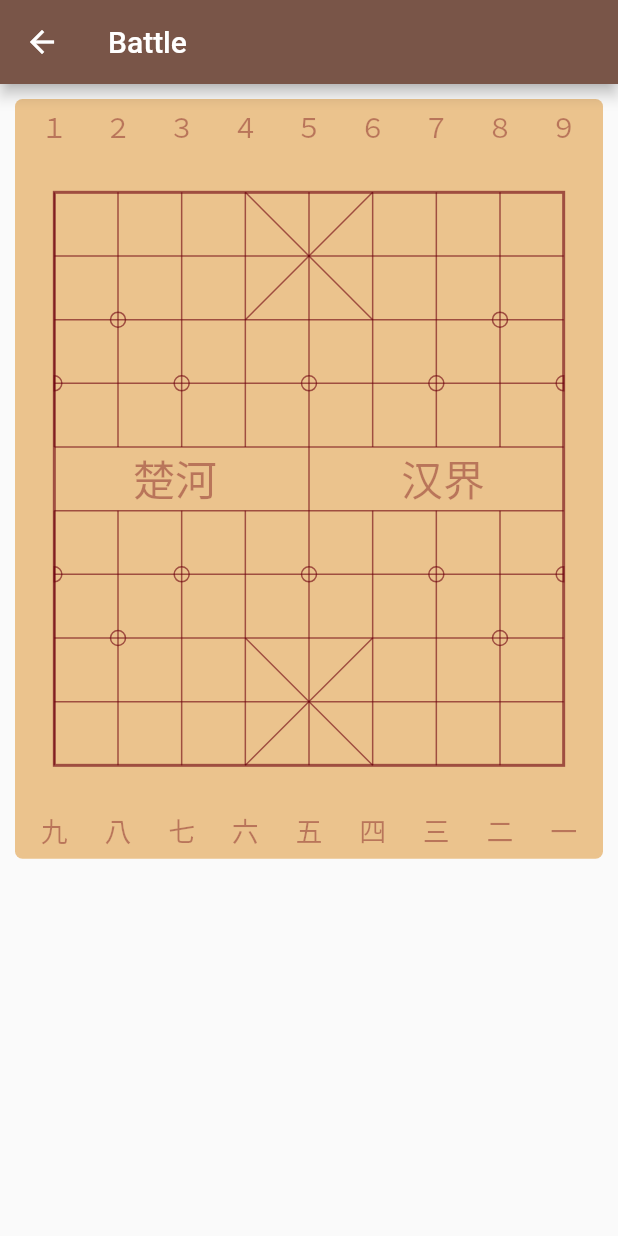
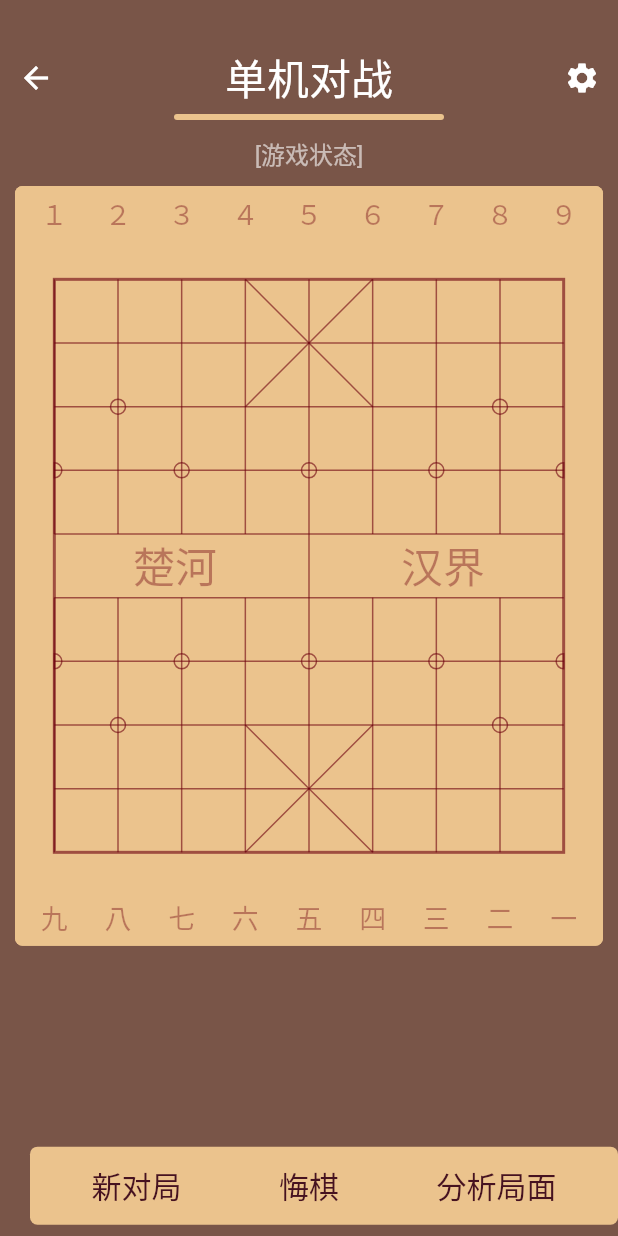
Before and after one commit to YoungPeak/chessboard, a Flutter app: the BattlePage screen opened directly, on a phone screen of 412 x 824 dp. Run offline on Flutter 3.47's test engine with Material 2 defaults, Android fonts, the phone set to English and light mode, and no system bars; Roboto replaces fonts that are missing (QiTi); statements that could not run were skipped.

Commit message:
feat: 丰富对战界面UI

```diff
--- a/lib/routes/battle-page.dart
+++ b/lib/routes/battle-page.dart
@@ -1,7 +1,9 @@
 import 'package:chessboard/cchess/cc-base.dart';
+import 'package:chessboard/common/color-consts.dart';
 import 'package:chessboard/game/battle.dart';
 import 'package:flutter/material.dart';
 import '../board/board-widget.dart';
+import '../main.dart';
 
 class BattlePage extends StatefulWidget {
 
@@ -15,6 +17,91 @@ class BattlePage extends StatefulWidget {
 }
 
 class _BattlePageState extends State<BattlePage> {
+
+  Widget createPageHeader() {
+    final titleStyle = TextStyle(fontSize: 28, color: ColorConsts.DarkTextPrimary);
+    final subTitleStyle = TextStyle(fontSize: 16, color: ColorConsts.DarkTextSecondary);
+
+    return Container(
+      margin: EdgeInsets.only(top: ChessRoadApp.StatusBarHeight),
+      child: Column(
+        children: <Widget>[
+          Row(
+            children: <Widget>[
+              IconButton(
+                icon: Icon(Icons.arrow_back, color: ColorConsts.DarkTextPrimary),
+                onPressed: (){},
+              ),
+              Expanded(child: SizedBox()),
+              Text('单机对战', style: titleStyle),
+              Expanded(child: SizedBox()),
+              IconButton(
+                icon: Icon(Icons.settings, color: ColorConsts.DarkTextPrimary),
+                onPressed: (){},
+              )
+            ],
+          ),
+          Container(
+            height: 4,
+            width: 180,
+            margin: EdgeInsets.only(bottom: 10),
+            decoration: BoxDecoration(
+              color: ColorConsts.BoardBackground,
+              borderRadius: BorderRadius.circular(2)
+            ),
+          ),
+          Container(
+            padding: EdgeInsets.symmetric(horizontal: 16),
+            child: Text('[游戏状态]', maxLines: 1, style: subTitleStyle),
+          )
+        ],
+      ),
+    );
+  }
+
+  Widget createBoard() {
+    final windowSize = MediaQuery.of(context).size;
+
+    return Container(
+      margin: EdgeInsets.symmetric(
+        horizontal: BattlePage.BoardMarginH,
+        vertical: BattlePage.BoardMarginV
+      ),
+      decoration: BoxDecoration(
+        borderRadius: BorderRadius.circular(5),
+        color: ColorConsts.BoardBackground
+      ),
+      child: BoardWidget(
+        // 棋盘的宽度已经扣除了部分边界
+        width: windowSize.width - BattlePage.BoardMarginH * 2,
+        onBoardTap: onBoardTap,
+      ),
+    );
+  }
+
+  Widget createOperatorBar() {
+    final buttonStyle = TextStyle(color: ColorConsts.Primary, fontSize: 20);
+
+    return Container(
+      decoration: BoxDecoration(
+        borderRadius: BorderRadius.circular(5),
+        color: ColorConsts.BoardBackground
+      ),
+      margin: EdgeInsets.symmetric(horizontal: BattlePage.BoardMarginH),
+      padding: EdgeInsets.symmetric(vertical: 2),
+      child: Row(
+        children: <Widget>[
+          Expanded(child: SizedBox()),
+          FlatButton(child: Text('新对局', style: buttonStyle), onPressed: (){}),
+          Expanded(child: SizedBox()),
+          FlatButton(child: Text('悔棋', style: buttonStyle), onPressed: (){}),
+          Expanded(child: SizedBox()),
+          FlatButton(child: Text('分析局面', style: buttonStyle), onPressed: (){}),
+          Expanded(child: SizedBox())
+        ],
+      ),
+    );
+  }
 
   onBoardTap(BuildContext context, int index) {
     print('board cross index: $index');
@@ -59,19 +146,15 @@ class _BattlePageState extends State<BattlePage> {
 
   @override
   Widget build(BuildContext context) {
-    final windowSize = MediaQuery
-        .of(context)
-        .size;
-    final boardHeight = windowSize.width - BattlePage.BoardMarginH * 2;
+
+    final header = createPageHeader();
+    final board = createBoard();
+    final operatorBar = createOperatorBar();
 
     return Scaffold(
-      appBar: AppBar(title: Text('Battle')),
-      body: Container(
-        margin: const EdgeInsets.symmetric(
-            horizontal: BattlePage.BoardMarginH,
-            vertical: BattlePage.BoardMarginV
-        ),
-        child: BoardWidget(width: boardHeight, onBoardTap: onBoardTap),
+      backgroundColor: ColorConsts.DarkBackground,
+      body: Column(
+        children: <Widget>[header, board, operatorBar],
       ),
     );
   }
```
